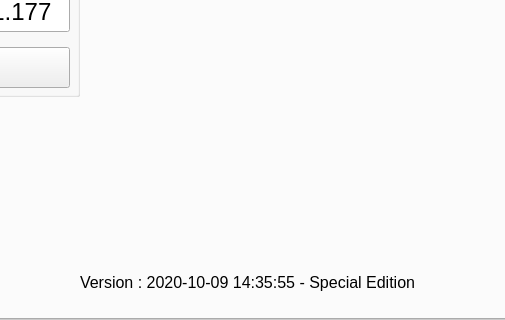
Above: dc_motor_pc.ui from ahmetcihan/pendulum_controller before the change; both pictures show x 172 to 677 and y 160 to 480 of the 800 by 480 pixel window. Below: the same form after it.
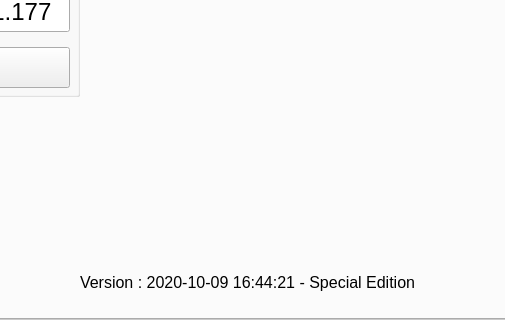
That is the form after the change. The open tabs and pages were chosen to show the change.

Patch:
```diff
--- a/dc_motor_pc.ui
+++ b/dc_motor_pc.ui
@@ -15411,7 +15411,7 @@
          </font>
         </property>
         <property name="text">
-         <string notr="true">Version : 2020-10-09 14:35:55 - Special Edition</string>
+         <string notr="true">Version : 2020-10-09 16:44:21 - Special Edition</string>
         </property>
         <property name="alignment">
          <set>Qt::AlignLeading|Qt::AlignLeft|Qt::AlignVCenter</set>
```
Left out of the diff: 2 changed lines with no effect on the pictures.
